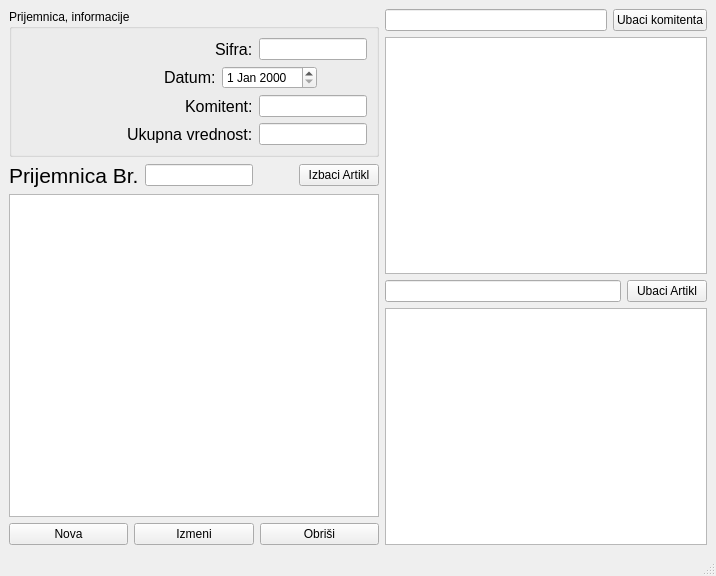
First picture: the form in formaprijemnica.ui, repository s-pab/Commercium, before the edit.
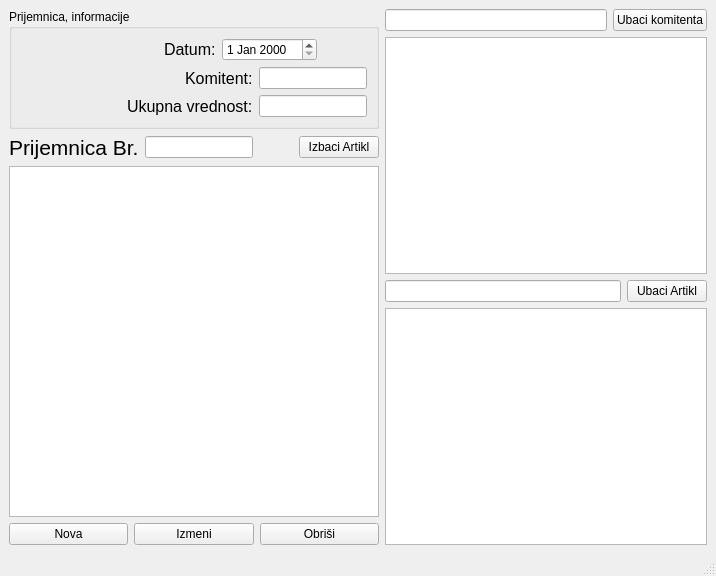
Second picture: the form after the edit.

```diff
--- a/formaprijemnica.ui
+++ b/formaprijemnica.ui
@@ -34,43 +34,7 @@
            <item>
             <layout class="QVBoxLayout" name="verticalLayout">
              <item>
-              <layout class="QHBoxLayout" name="horizontalLayout_6">
-               <item>
-                <spacer name="horizontalSpacer">
-                 <property name="orientation">
-                  <enum>Qt::Horizontal</enum>
-                 </property>
-                 <property name="sizeHint" stdset="0">
-                  <size>
-                   <width>40</width>
-                   <height>20</height>
-                  </size>
-                 </property>
-                </spacer>
-               </item>
-               <item>
-                <widget class="QLabel" name="label_2">
-                 <property name="font">
-                  <font>
-                   <pointsize>12</pointsize>
-                  </font>
-                 </property>
-                 <property name="text">
-                  <string>Sifra:</string>
-                 </property>
-                </widget>
-               </item>
-               <item>
-                <widget class="QLineEdit" name="sifra">
-                 <property name="sizePolicy">
-                  <sizepolicy hsizetype="Fixed" vsizetype="Fixed">
-                   <horstretch>0</horstretch>
-                   <verstretch>0</verstretch>
-                  </sizepolicy>
-                 </property>
-                </widget>
-               </item>
-              </layout>
+              <layout class="QHBoxLayout" name="horizontalLayout_6"/>
              </item>
              <item>
               <layout class="QHBoxLayout" name="horizontalLayout_5">
```
Left out of the diff: 2 changed lines with no effect on the pictures.
